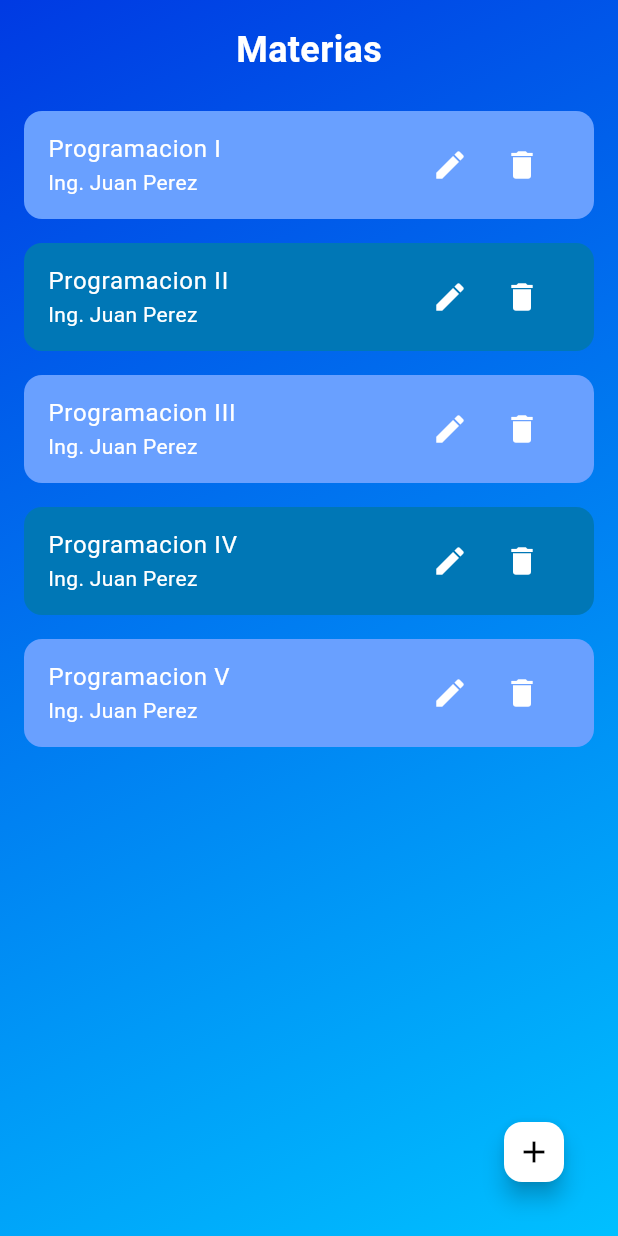
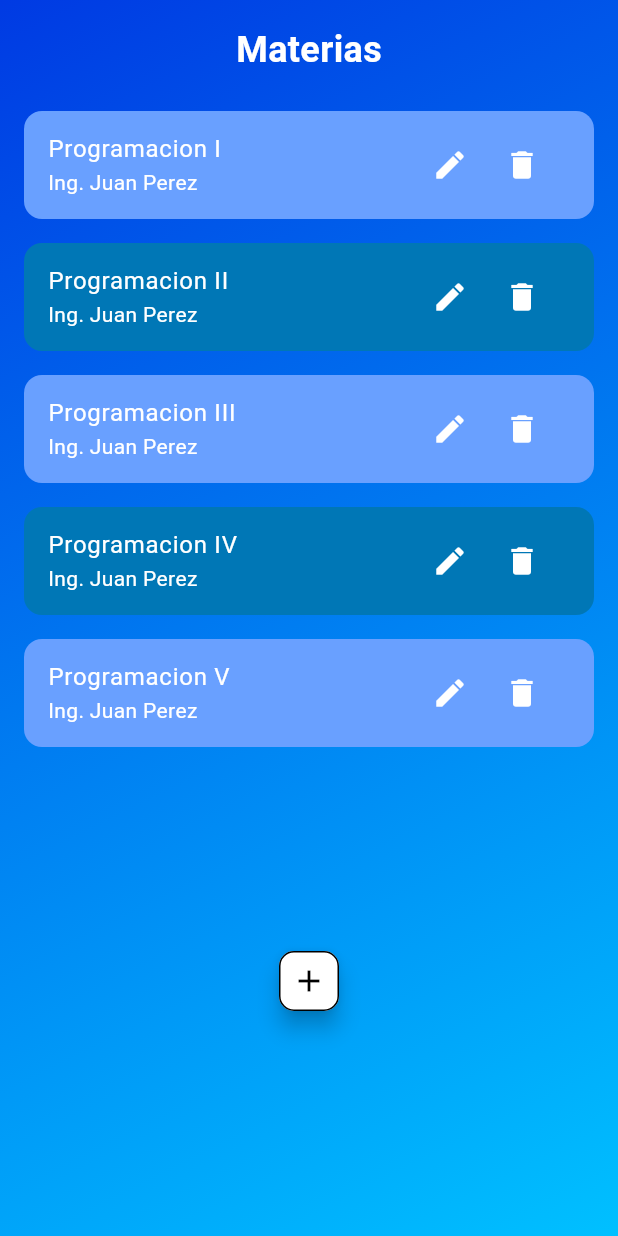
Before and after one commit to javiermh20/desarrollo_colaborativo_final, a Flutter app: the MateriasScreen screen opened by its route, on a phone screen of 412 x 824 dp. Run offline on Flutter 3.47's test engine with Material 3 defaults, Android fonts, the phone set to English and light mode, and no system bars; our stand-ins replace dot_navigation_bar, get.

Commit message:
Front and Back terminado completamente

```diff
--- a/lib/views/materias_screen/materia_create_screen.dart
+++ b/lib/views/materias_screen/materia_create_screen.dart
@@ -6,10 +6,10 @@ class MateriaCrearScreen extends StatefulWidget {
   final Materia? materia;
   final bool editing;
 
-  const MateriaCrearScreen({Key? key, this.materia, this.editing = false})
-      : super(key: key);
+  const MateriaCrearScreen({super.key, this.materia, this.editing = false});
 
   @override
+  // ignore: library_private_types_in_public_api
   _MateriaCrearScreenState createState() => _MateriaCrearScreenState();
 }
 
@@ -73,7 +73,7 @@ class _MateriaCrearScreenState extends State<MateriaCrearScreen> {
                 }
               },
               style: ElevatedButton.styleFrom(
-                primary: Colors.white,
+                backgroundColor: Colors.white,
                 shape: RoundedRectangleBorder(
                   borderRadius: BorderRadius.circular(12.0),
                 ),
--- a/lib/views/materias_screen/materias_screen.dart
+++ b/lib/views/materias_screen/materias_screen.dart
@@ -6,6 +6,7 @@ class MateriasScreen extends StatefulWidget {
   const MateriasScreen({super.key});
 
   @override
+  // ignore: library_private_types_in_public_api
   _MateriasScreenState createState() => _MateriasScreenState();
 }
 
@@ -15,7 +16,7 @@ class _MateriasScreenState extends State<MateriasScreen> {
     return Scaffold(
       body: SafeArea(
         child: Container(
-          decoration: BoxDecoration(
+          decoration: const BoxDecoration(
             gradient: LinearGradient(
               begin: Alignment.topLeft,
               end: Alignment.bottomRight,
@@ -29,8 +30,8 @@ class _MateriasScreenState extends State<MateriasScreen> {
               return Column(
                 crossAxisAlignment: CrossAxisAlignment.stretch,
                 children: [
-                  Padding(
-                    padding: const EdgeInsets.all(16.0),
+                  const Padding(
+                    padding: EdgeInsets.all(16.0),
                     child: Center(
                       child: Text(
                         'Materias',
@@ -49,8 +50,8 @@ class _MateriasScreenState extends State<MateriasScreen> {
                         final materia = materias[index];
 
                         Color tileColor = index.isEven
-                            ? Color(0xFF69A0FF)
-                            : Color(0xFF0077B6);
+                            ? const Color(0xFF69A0FF)
+                            : const Color(0xFF0077B6);
 
                         return Container(
                           margin: const EdgeInsets.symmetric(
@@ -62,11 +63,11 @@ class _MateriasScreenState extends State<MateriasScreen> {
                           child: ListTile(
                             title: Text(
                               materia.nombre,
-                              style: TextStyle(color: Colors.white),
+                              style: const TextStyle(color: Colors.white),
                             ),
                             subtitle: Text(
                               materia.profesor,
-                              style: TextStyle(color: Colors.white),
+                              style: const TextStyle(color: Colors.white),
                             ),
                             onTap: () {
                               // Acción cuando se selecciona la materia
@@ -75,17 +76,18 @@ class _MateriasScreenState extends State<MateriasScreen> {
                               mainAxisSize: MainAxisSize.min,
                               children: [
                                 IconButton(
-                                  icon: Icon(Icons.edit, color: Colors.white),
+                                  icon: const Icon(Icons.edit,
+                                      color: Colors.white),
                                   onPressed: () {
-                                    // Acción cuando se presiona el botón de editar
-                                    // Aquí puedes navegar a la pantalla de edición
+                                    Get.to(MateriaCrearScreen(
+                                        materia: materia, editing: true));
                                   },
                                 ),
                                 IconButton(
-                                  icon: Icon(Icons.delete, color: Colors.white),
+                                  icon: const Icon(Icons.delete,
+                                      color: Colors.white),
                                   onPressed: () {
-                                    // Acción cuando se presiona el botón de eliminar
-                                    // Aquí puedes mostrar un diálogo de confirmación y eliminar el elemento
+                                    materiaProvider.deleteMateria(materia.id);
                                   },
                                 ),
                               ],
@@ -102,19 +104,22 @@ class _MateriasScreenState extends State<MateriasScreen> {
         ),
       ),
       floatingActionButton: Padding(
-        padding: const EdgeInsets.all(16.0),
-        child: Align(
-          alignment: Alignment.bottomRight,
+        padding:
+            const EdgeInsets.only(bottom: kBottomNavigationBarHeight + 90.0),
         child: FloatingActionButton(
           onPressed: () {
             Get.to(const MateriaCrearScreen());
           },
           backgroundColor: Colors.white,
           mini: true,
+          shape: RoundedRectangleBorder(
+            borderRadius: BorderRadius.circular(10.0),
+            side: const BorderSide(color: Colors.black),
+          ),
           child: const Icon(Icons.add, color: Colors.black),
         ),
       ),
-      ),
+      floatingActionButtonLocation: FloatingActionButtonLocation.centerDocked,
     );
   }
 }
```
Also changed, not shown: lib/views/alumnos_screen/alumno_create_screen.dart (+5 -3 lines), lib/views/alumnos_screen/alumnos_screen.dart (+20 -13 lines), lib/views/calificaciones_screen/calificaciones_create_screen.dart (+5 -3 lines), lib/views/calificaciones_screen/calificaciones_screen.dart (+28 -15 lines), lib/views/login_screen/login_screen.dart (+15 -9 lines), lib/views/menu_screen/menu_screen.dart (+6 -4 lines), lib/views/perfil_screen/perfil_screen.dart (+14 -13 lines). Lines whose indentation alone changed are shown as unchanged.
